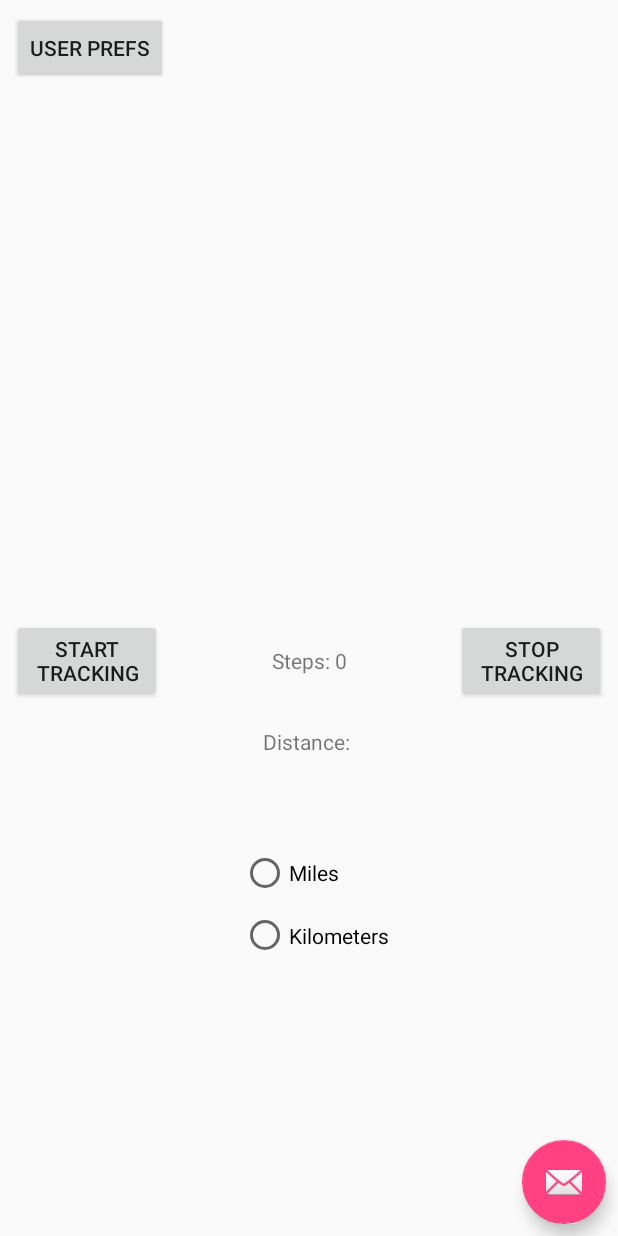
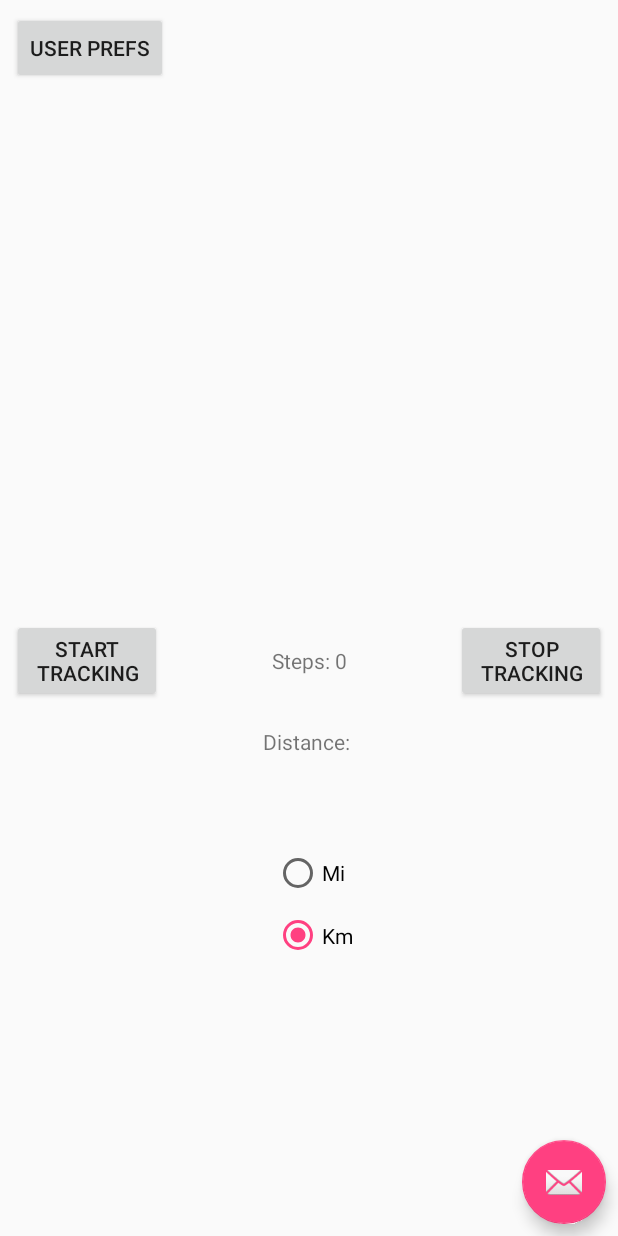
Before and after one commit to 6gav/StepCounter, an Android app: the MainMenuActivity screen opened directly, with no data from a screen before it, after a tap on "START TRACKING", on a phone screen of 412 x 824 dp. Run offline under Robolectric (Android 15) with nearby library versions, the phone set to English and light mode, and no system bars; 3 other taps on this screen came first.

Commit message:
Distance Conversion in, code in MainMenuActivity more organized

```diff
--- a/app/src/main/java/com/stepcountercounter/softdev/stepcounter/MainMenuActivity.java
+++ b/app/src/main/java/com/stepcountercounter/softdev/stepcounter/MainMenuActivity.java
@@ -23,29 +23,40 @@ import android.view.Menu;
 import android.view.MenuItem;
 import android.widget.Button;
 import android.widget.EditText;
+import android.widget.RadioButton;
+import android.widget.RadioGroup;
 import android.widget.TextView;
 import android.widget.Toast;
 
 import java.text.DecimalFormat;
+import java.text.SimpleDateFormat;
+import java.util.Date;
+import java.util.Locale;
 
 public class MainMenuActivity extends AppCompatActivity
         implements NavigationView.OnNavigationItemSelectedListener, SensorEventListener{
 
 
+    //Sensor
+    SensorManager sensorManager;
+
+
+    //Variables
     float Stride, distance, MiKm;
-    private SensorManager sensorManager;
-    int StepCount, DebugTapCount;
+    int StepCount, DebugTapCount, LastStepCount;
     boolean tracking, DebugEnabled;
-    TextView StepCounter, distanceTextView;
-    Button temp;
-    int LastStepCount;
-    EditText debugNumberTextView;
+
+
+    //Preferences
     SharedPreferences sharedPreferences, debugger;
     SharedPreferences.Editor editor, dateEditor;
 
 
-
-    public String filepath = Environment.getExternalStorageDirectory().getAbsolutePath() + "/TestUserData";
+    //Components
+    TextView StepCounter, distanceTextView;
+    Button temp;
+    EditText debugNumberTextView;
+    RadioGroup measurementRadioGroup;
 
 
     //Timer
@@ -58,24 +69,11 @@ public class MainMenuActivity extends AppCompatActivity
     protected void onCreate(Bundle savedInstanceState) {
         super.onCreate(savedInstanceState);
 
-
-        DecimalFormat df = new DecimalFormat("#.###");
-
-        sharedPreferences = getSharedPreferences("com.stepcountercounter.stepdata", Context.MODE_PRIVATE);
-        editor = sharedPreferences.edit();
-        StepCount = sharedPreferences.getInt("StepCount", 0);
-        debugger = getSharedPreferences("com.stepcountercounter.debug", Context.MODE_PRIVATE);
-
-        Stride = sharedPreferences.getFloat("StrideLength", -1.0f);
-        if(Stride != -1.0f)
-        {
-            Stride /= 12.0f;
-        }
-
+            /////////////////////////Android Stuff////////////////////////////////////
+//region Builder
             setContentView(R.layout.activity_main_menu);
             Toolbar toolbar = (Toolbar) findViewById(R.id.toolbar);
             setSupportActionBar(toolbar);
-        temp = (Button)findViewById(R.id.DebugAddSteps);
             FloatingActionButton fab = (FloatingActionButton) findViewById(R.id.fab);
             fab.setOnClickListener(new View.OnClickListener() {
                 @Override
@@ -93,14 +91,58 @@ public class MainMenuActivity extends AppCompatActivity
 
             NavigationView navigationView = (NavigationView) findViewById(R.id.nav_view);
             navigationView.setNavigationItemSelectedListener(this);
+            //endregion  -
+            //////////////////////////////////////////////////////////////////////////
+
+
+
+        //Date and Time
+        String date = new SimpleDateFormat("MM-dd-yyyy", Locale.getDefault()).format(new Date());
+
+
+
+        //Item Declarations
+        temp = findViewById(R.id.MainMenuDebugStepper);
 
         distanceTextView = findViewById(R.id.distanceTrackerTextView);
+
         StepCounter = findViewById(R.id.stepCounterTextView);
+
+        debugNumberTextView = findViewById(R.id.stepNumberTextView);
+
+        measurementRadioGroup = findViewById(R.id.measurementRadioGroup);
+
+
+        //Preferences
+        sharedPreferences = getSharedPreferences("com.stepcountercounter.stepdata", Context.MODE_PRIVATE);
+        editor = sharedPreferences.edit();
+
+
+        debugger = getSharedPreferences("com.stepcountercounter.debug", Context.MODE_PRIVATE);
+
+
+        //Assignment
+        StepCount = sharedPreferences.getInt("StepCount", 0);
+
+        Stride = sharedPreferences.getFloat("StrideLength", -1.0f);
+
         temp.setVisibility(View.INVISIBLE);
+
         temp.setEnabled(false);
+
         DebugTapCount = 5;
+
         DebugEnabled = false;
-        debugNumberTextView = findViewById(R.id.stepNumberTextView);
+
+
+
+        if(Stride != -1.0f)
+        {
+            Stride /= 12.0f;
+        }
+
+
+
         StepTrack(0);
 
         tracking = false;
@@ -123,14 +165,14 @@ public class MainMenuActivity extends AppCompatActivity
     }
 
 
-    public void startTracking(View v){
-        tracking = true;
-    }
 
-    public void stopTracking(View v){
-        tracking = false;
-    }
+    //Tracking
+    public void startTracking(View v){ tracking = true; }
+    public void stopTracking(View v){ tracking = false; }
 
+
+
+    //Debug
     public void AddSteps(View v){
         if(DebugEnabled){
             String temp = debugNumberTextView.getText().toString();
@@ -159,6 +201,9 @@ public class MainMenuActivity extends AppCompatActivity
             }
         }
     }
+
+
+    //StepTracker
     public void StepTrack(int x){
         StepCount+=x;
         int tempMoney = 0;
@@ -179,23 +224,44 @@ public class MainMenuActivity extends AppCompatActivity
             tempEditor.apply();
         }
         editor.putInt("StepCount", StepCount);
+        editor.apply();
+        DistanceCalc();
+
+    }
+
+    public void RadioSwitch(View v){
+        DistanceCalc();
+    }
+
+    public void DistanceCalc() {
+        RadioButton tempRadio = findViewById(measurementRadioGroup.getCheckedRadioButtonId());
+        String distanceString = tempRadio.getText().toString();
+
         if(Stride == -1.0f){
-            Toast.makeText(this, "User Preferences not set up, steps will not be converted to distance", Toast.LENGTH_SHORT).show();
+            Toast.makeText(this, "User Preferences not set up, steps will not be converted to distance", Toast.LENGTH_LONG).show();
             Stride = -2.0f;
         }
         else if(Stride > 0.0f)
         {
             distance += Stride;
             MiKm = Stride*StepCount/5280.0f;
-                String temp = "Distance: " + MiKm;
-                distanceTextView.setText(temp);
+            if(distanceString.equals("Km"))
+                MiKm *= 1.609344f;
+            MiKm *= 1000;
+            int tempInt = (int)MiKm;
+            MiKm = (float)tempInt / 1000.0f;
+            String tempString = "Distance: " + MiKm + " " + distanceString;
+            distanceTextView.setText(tempString);
         }
-        editor.apply();
     }
+
+
 
 
     @Override
     protected void onResume(){
+
+        DistanceCalc();
 
         h.postDelayed(new Runnable() {
             public void run() {
@@ -223,12 +289,10 @@ public class MainMenuActivity extends AppCompatActivity
 
     }
 
-
     public void ShowUserPrefs(View v){
         Intent intent = new Intent(MainMenuActivity.this, UserPreferences.class);
         MainMenuActivity.this.startActivity(intent);
     }
-
 
     @Override
     public void onBackPressed() {
@@ -262,6 +326,12 @@ public class MainMenuActivity extends AppCompatActivity
         return super.onOptionsItemSelected(item);
     }
 
+
+
+
+
+    ///////////////////DO NOT USE THIS//////////////////////
+    //////////////WILL BE REMOVED IN REDESIGN///////////////
     @SuppressWarnings("StatementWithEmptyBody")
     @Override
     public boolean onNavigationItemSelected(MenuItem item) {
@@ -288,7 +358,7 @@ public class MainMenuActivity extends AppCompatActivity
         drawer.closeDrawer(GravityCompat.START);
         return true;
     }
-
+    ////////////////////////////////////////////////////////
     @Override
     public void onSensorChanged(SensorEvent event) {
         if((int)event.values[0] != LastStepCount && tracking)
--- a/app/src/main/res/layout/app_bar_main_menu.xml
+++ b/app/src/main/res/layout/app_bar_main_menu.xml
@@ -105,7 +105,7 @@
         app:layout_constraintTop_toTopOf="@+id/stopTrackingStepsButton" />
 
     <Button
-        android:id="@+id/DebugAddSteps"
+        android:id="@+id/MainMenuDebugStepper"
         android:layout_width="100dp"
         android:layout_height="wrap_content"
         android:layout_marginBottom="8dp"
@@ -134,8 +134,8 @@
         app:layout_constraintBottom_toBottomOf="parent"
         app:layout_constraintEnd_toEndOf="parent"
         app:layout_constraintHorizontal_bias="0.031"
-        app:layout_constraintStart_toEndOf="@+id/DebugAddSteps"
-        app:layout_constraintTop_toTopOf="@+id/DebugAddSteps"
+        app:layout_constraintStart_toEndOf="@+id/MainMenuDebugStepper"
+        app:layout_constraintTop_toTopOf="@+id/MainMenuDebugStepper"
         app:layout_constraintVertical_bias="0.956" />
 
     <Button
@@ -156,8 +156,8 @@
         app:layout_constraintVertical_bias="0.0" />
 
     <RadioGroup
-        android:id="@+id/radioGroup"
-        android:layout_width="99dp"
+        android:id="@+id/measurementRadioGroup"
+        android:layout_width="55dp"
         android:layout_height="83dp"
         android:layout_marginBottom="32dp"
         android:layout_marginStart="8dp"
@@ -170,17 +170,20 @@
 
         <RadioButton
             android:id="@+id/milesRadioButton"
-            android:layout_width="99dp"
+            android:layout_width="wrap_content"
             android:layout_height="wrap_content"
             android:layout_weight="1"
-            android:text="Miles" />
+            android:checked="true"
+            android:onClick="RadioSwitch"
+            android:text="Mi" />
 
         <RadioButton
             android:id="@+id/kilometersRadioButton"
             android:layout_width="wrap_content"
             android:layout_height="wrap_content"
             android:layout_weight="1"
-            android:text="Kilometers" />
+            android:onClick="RadioSwitch"
+            android:text="Km" />
     </RadioGroup>
 
     <TextView
```
Lines whose indentation alone changed are shown as unchanged.
